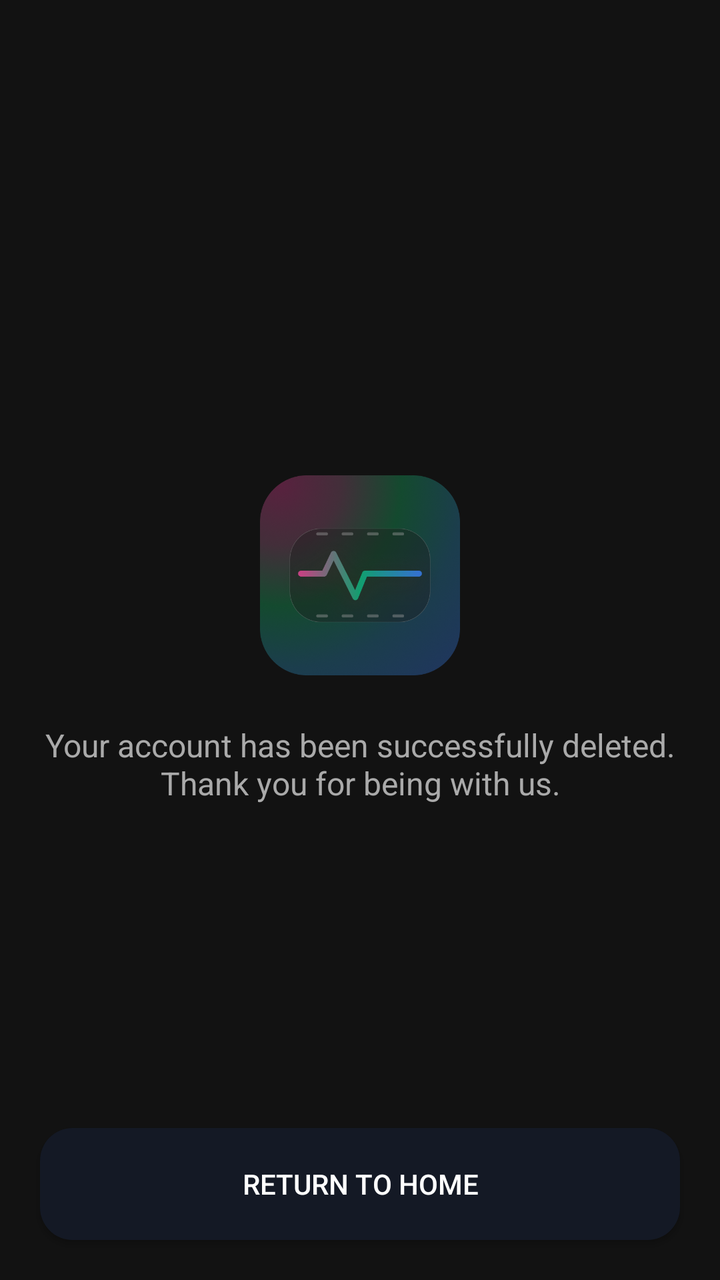
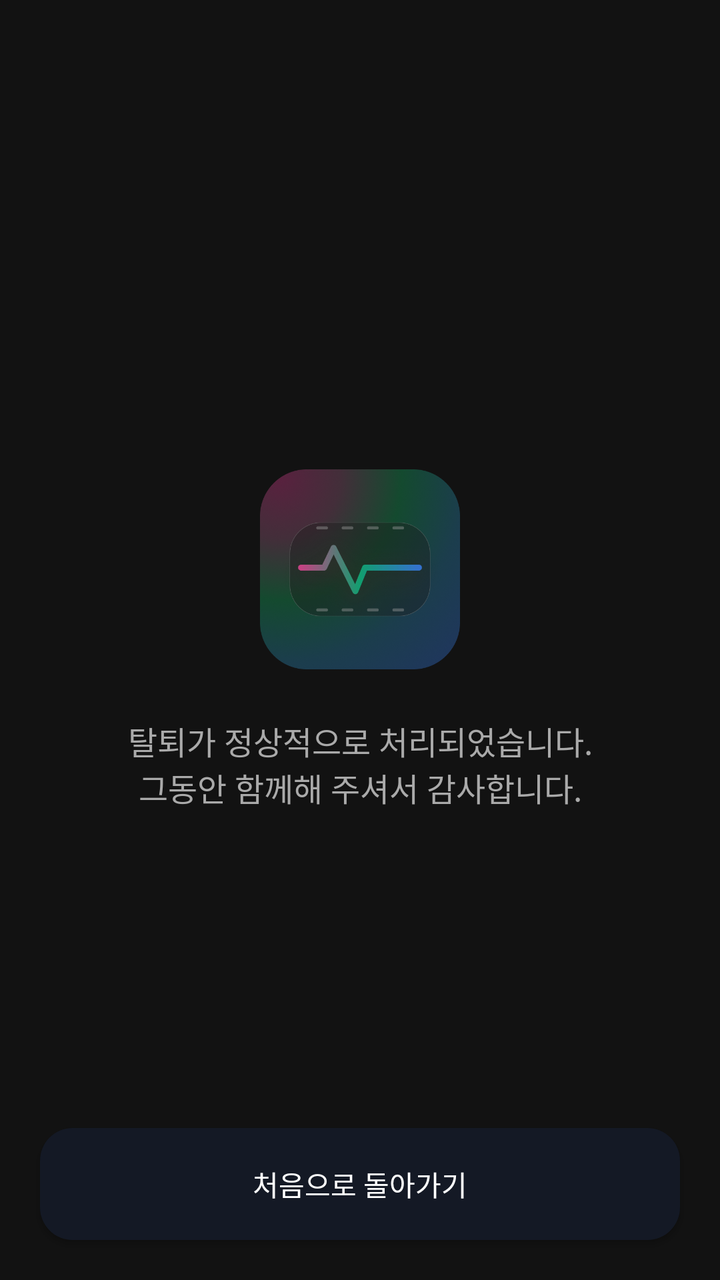

Two renders of the same Android screen: before a commit and after it. Below are the layout's source before the change and the commit's diff.
<!-- AndroidManifest.xml: activity theme Theme.AppCompat.Light.NoActionBar -->
<!-- res/layout/activity_delete_complete.xml -->
<?xml version="1.0" encoding="utf-8"?>
<androidx.constraintlayout.widget.ConstraintLayout xmlns:android="http://schemas.android.com/apk/res/android"
    xmlns:app="http://schemas.android.com/apk/res-auto"
    android:layout_width="match_parent"
    android:layout_height="match_parent"
    android:background="#121212">

    <ImageView
        android:id="@+id/iv_deleted"
        android:layout_width="100dp"
        android:layout_height="100dp"
        android:src="@drawable/ic_main"
        app:layout_constraintBottom_toTopOf="@+id/tv_msg"
        app:layout_constraintEnd_toEndOf="parent"
        app:layout_constraintStart_toStartOf="parent"
        app:layout_constraintTop_toTopOf="parent"
        app:layout_constraintVertical_chainStyle="packed"
        android:layout_marginBottom="24dp"/>

    <TextView
        android:id="@+id/tv_msg"
        android:layout_width="wrap_content"
        android:layout_height="wrap_content"
        android:text="Your account has been successfully deleted.\nThank you for being with us."
        android:textColor="#AAAAAA"
        android:textSize="16sp"
        android:gravity="center"
        app:layout_constraintBottom_toBottomOf="parent"
        app:layout_constraintEnd_toEndOf="parent"
        app:layout_constraintStart_toStartOf="parent"
        app:layout_constraintTop_toBottomOf="@+id/iv_deleted"/>

    <Button
        android:id="@+id/btn_go_home"
        android:layout_width="match_parent"
        android:layout_height="56dp"
        android:layout_margin="20dp"
        android:text="Return to Home"
        android:textColor="#FFFFFF"
        android:background="@drawable/bg_rounded_navy"
        app:layout_constraintBottom_toBottomOf="parent"
        app:backgroundTint="@null"/>

</androidx.constraintlayout.widget.ConstraintLayout>
<!-- resources referenced by this layout -->
<resources>
  <!-- drawable bg_rounded_navy (drawable) -->
  <?xml version="1.0" encoding="utf-8"?>
  <shape xmlns:android="http://schemas.android.com/apk/res/android">
      <solid android:color="#141925"/> <corners android:radius="16.4dp"/>
  </shape>
  <!-- drawable ic_main: png bitmap (drawable, 189303 bytes) -->
</resources>

<!-- the commit's change to res/layout/activity_delete_complete.xml (unified diff, before → after) -->
@@ -21,7 +21,7 @@
         android:id="@+id/tv_msg"
         android:layout_width="wrap_content"
         android:layout_height="wrap_content"
-        android:text="Your account has been successfully deleted.\nThank you for being with us."
+        android:text="탈퇴가 정상적으로 처리되었습니다.\n그동안 함께해 주셔서 감사합니다."
         android:textColor="#AAAAAA"
         android:textSize="16sp"
         android:gravity="center"
@@ -35,7 +35,7 @@
         android:layout_width="match_parent"
         android:layout_height="56dp"
         android:layout_margin="20dp"
-        android:text="Return to Home"
+        android:text="처음으로 돌아가기"
         android:textColor="#FFFFFF"
         android:background="@drawable/bg_rounded_navy"
         app:layout_constraintBottom_toBottomOf="parent"
